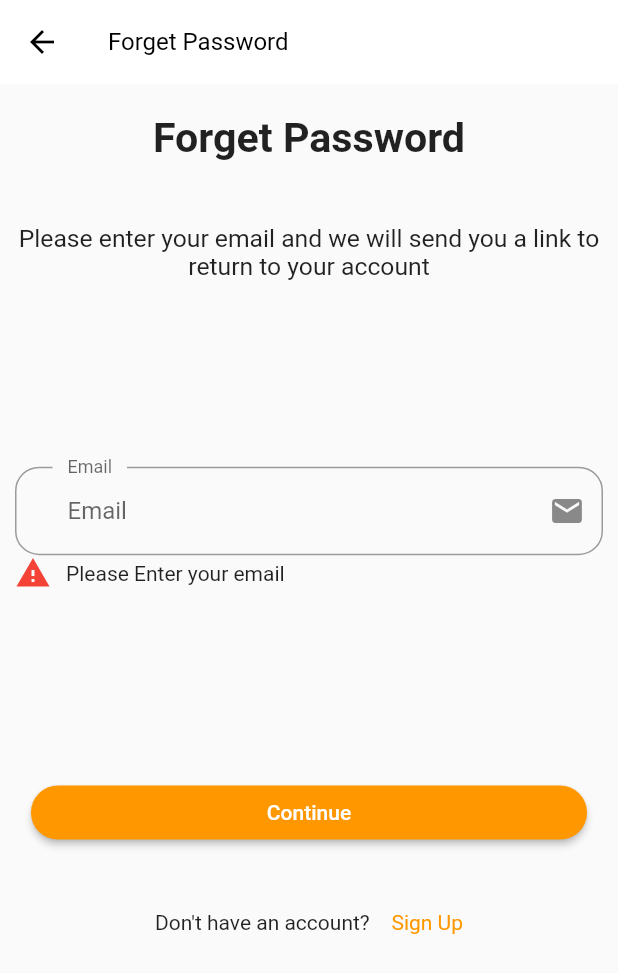
After one commit to mehedi481/E-commerce-App-UI-Flutter, a Flutter app: the ForgetPage screen opened directly, after a tap on "Continue", on a phone screen of 412 x 824 dp. The commit adds this screen. Shown: the top 973 px of the screen. Run offline on Flutter 3.47's test engine with Material 2 defaults, Android fonts, the phone set to English and light mode, and no system bars; our stand-ins replace google_fonts.

Commit message:
forget page complete

```diff
--- a/lib/components/textFormField.dart
+++ b/lib/components/textFormField.dart
@@ -1,8 +1,8 @@
 import 'package:e_commerce_app_ui/helpers/constants/constants.dart';
 import 'package:e_commerce_app_ui/helpers/size_config/size_config.dart';
 import 'package:e_commerce_app_ui/helpers/themes/themes.dart';
+import 'package:e_commerce_app_ui/pages/forget/forget_page.dart';
 import 'package:flutter/material.dart';
-
 import 'formError.dart';
 
 class CustomTextFormField extends StatefulWidget {
@@ -42,9 +42,15 @@ class _CustomTextFormFieldState extends State<CustomTextFormField> {
               ),
               Text("Remember me"),
               Spacer(),
-              Text(
-                "Forget Password",
-                style: TextStyle(decoration: TextDecoration.underline),
+              InkWell(
+                onTap: () {
+                  Navigator.push(context,
+                      MaterialPageRoute(builder: (context) => ForgetPage()));
+                },
+                child: Text(
+                  "Forget Password",
+                  style: TextStyle(decoration: TextDecoration.underline),
+                ),
               )
             ],
           ),
--- /dev/null
+++ b/lib/pages/forget/components/body.dart
@@ -0,0 +1,152 @@
+import 'package:e_commerce_app_ui/components/formError.dart';
+import 'package:e_commerce_app_ui/helpers/constants/constants.dart';
+import 'package:e_commerce_app_ui/helpers/size_config/size_config.dart';
+import 'package:e_commerce_app_ui/helpers/themes/themes.dart';
+import 'package:flutter/material.dart';
+
+class ForgetPageBody extends StatelessWidget {
+  const ForgetPageBody({Key? key}) : super(key: key);
+
+  @override
+  Widget build(BuildContext context) {
+    return SizedBox(
+      width: double.infinity,
+      child: SafeArea(
+        child: SingleChildScrollView(
+          child: Column(
+            children: [
+              SizedBox(
+                height: getProportionateScreenHeight(20),
+              ),
+              Text(
+                "Forget Password",
+                style: TextStyle(
+                  fontSize: getProportionateScreenWidth(25),
+                  fontWeight: FontWeight.bold,
+                ),
+              ),
+              SizedBox(
+                height: ScreenSize.height! * 0.05,
+              ),
+              Text(
+                "Please enter your email and we will send you a link to return to your account",
+                style: TextStyle(
+                  fontSize: getProportionateScreenWidth(15),
+                ),
+                textAlign: TextAlign.center,
+              ),
+              SizedBox(
+                height: ScreenSize.height! * 0.15,
+              ),
+              Padding(
+                padding: const EdgeInsets.only(left: 10.0, right: 10.0),
+                child: ForgetPassForm(),
+              ),
+              SizedBox(
+                height: ScreenSize.height! * 0.05,
+              ),
+              Row(
+                mainAxisAlignment: MainAxisAlignment.center,
+                children: [
+                  Text("Don't have an account? "),
+                  SizedBox(
+                    width: getProportionateScreenWidth(10),
+                  ),
+                  Text(
+                    "Sign Up",
+                    style: TextStyle(color: kPrimaryColor),
+                  ),
+                ],
+              )
+            ],
+          ),
+        ),
+      ),
+    );
+  }
+}
+
+class ForgetPassForm extends StatefulWidget {
+  const ForgetPassForm({Key? key}) : super(key: key);
+
+  @override
+  _ForgetPassFormState createState() => _ForgetPassFormState();
+}
+
+class _ForgetPassFormState extends State<ForgetPassForm> {
+  final _formKey = GlobalKey<FormState>();
+  List<String> errors = [];
+  @override
+  Widget build(BuildContext context) {
+    return Form(
+      key: _formKey,
+      child: Column(
+        children: [
+          TextFormField(
+            onChanged: (value) {
+              if (value.isNotEmpty && errors.contains(kEmailNullError)) {
+                setState(() {
+                  errors.remove(kEmailNullError);
+                });
+              } else if (emailValidatorRegExp.hasMatch(value) &&
+                  errors.contains(kInvalidEmailError)) {
+                setState(() {
+                  errors.remove(kInvalidEmailError);
+                });
+              }
+            },
+            validator: (value) {
+              if (value!.isEmpty && !errors.contains(kEmailNullError)) {
+                setState(() {
+                  errors.add(kEmailNullError);
+                });
+              } else if (!emailValidatorRegExp.hasMatch(value) &&
+                  !errors.contains(kInvalidEmailError)) {
+                setState(() {
+                  errors.add(kInvalidEmailError);
+                });
+              }
+            },
+            decoration: InputDecoration(
+              labelText: "Email",
+              hintText: "Email",
+              contentPadding:
+                  const EdgeInsets.symmetric(horizontal: 35, vertical: 20),
+              floatingLabelBehavior: FloatingLabelBehavior.always,
+              border: OutlineInputBorder(
+                borderRadius: BorderRadius.circular(16),
+                gapPadding: 10,
+              ),
+              suffixIcon: Icon(Icons.email),
+            ),
+          ),
+          FormError(error: errors),
+          SizedBox(
+            height: ScreenSize.height! * 0.15,
+          ),
+          SizedBox(
+            width: ScreenSize.width * 0.9,
+            child: ElevatedButton(
+              style: ButtonStyle(
+                backgroundColor: MaterialStateProperty.all<Color>(
+                  kPrimaryColor,
+                ),
+                shape: MaterialStateProperty.all<RoundedRectangleBorder>(
+                  RoundedRectangleBorder(
+                    borderRadius: BorderRadius.circular(25),
+                  ),
+                ),
+              ),
+              onPressed: () {
+                if (_formKey.currentState!.validate()) {
+                  _formKey.currentState!.save();
+                }
+              },
+              child: Text("Continue"),
+            ),
+          )
+        ],
+      ),
+    );
+  }
+}
--- /dev/null
+++ b/lib/pages/forget/forget_page.dart
@@ -0,0 +1,17 @@
+import 'package:flutter/material.dart';
+
+import 'components/body.dart';
+
+class ForgetPage extends StatelessWidget {
+  const ForgetPage({Key? key}) : super(key: key);
+
+  @override
+  Widget build(BuildContext context) {
+    return Scaffold(
+      appBar: AppBar(
+        title: Text("Forget Password"),
+      ),
+      body: ForgetPageBody(),
+    );
+  }
+}
```
